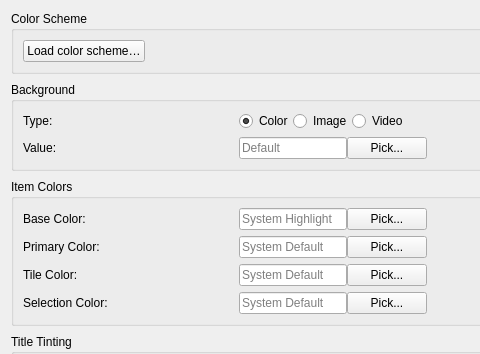
First picture: the form in src/ui/dialogs/settings/appearance/appearancecolorspanel.ui, repository EtherAura/Kartend, before the edit; both pictures show x 0 to 480 and y 0 to 354 of the 620 by 661 pixel window.
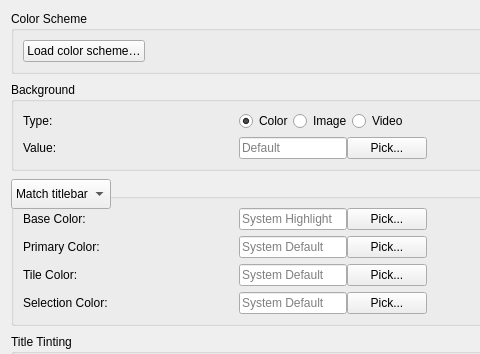
Second picture: the form after the edit.

What changed in the file:
```diff
--- a/src/ui/dialogs/settings/appearance/appearancecolorspanel.ui
+++ b/src/ui/dialogs/settings/appearance/appearancecolorspanel.ui
@@ -86,6 +86,17 @@
         <item><spacer name="baseColorSpacer"><property name="orientation"><enum>Qt::Orientation::Horizontal</enum></property><property name="sizeHint" stdset="0"><size><width>0</width><height>0</height></size></property></spacer></item>
        </layout>
       </item>
+      <item row="0" column="2"><widget class="QLabel" name="label_toolbarColorSource"><property name="text"><string>Toolbar colour:</string></property></widget></item>
+      <item row="0" column="3">
+       <widget class="QComboBox" name="toolbarColorSourceComboBox">
+        <property name="maximumWidth"><number>240</number></property>
+        <property name="toolTip"><string>Which colour fills the toolbar. Titlebar and Accent follow the desktop; Highlight uses the selection colour; Collection uses the Primary Color set here.</string></property>
+        <item><property name="text"><string>Match titlebar</string></property></item>
+        <item><property name="text"><string>Desktop accent</string></property></item>
+        <item><property name="text"><string>Highlight colour</string></property></item>
+        <item><property name="text"><string>Collection primary colour</string></property></item>
+       </widget>
+      </item>
       <item row="1" column="0"><widget class="QLabel" name="label_primaryColor"><property name="minimumSize"><size><width>200</width><height>0</height></size></property><property name="text"><string>Primary Color:</string></property></widget></item>
       <item row="1" column="1">
        <layout class="QHBoxLayout" name="primaryColorLayout">
```
